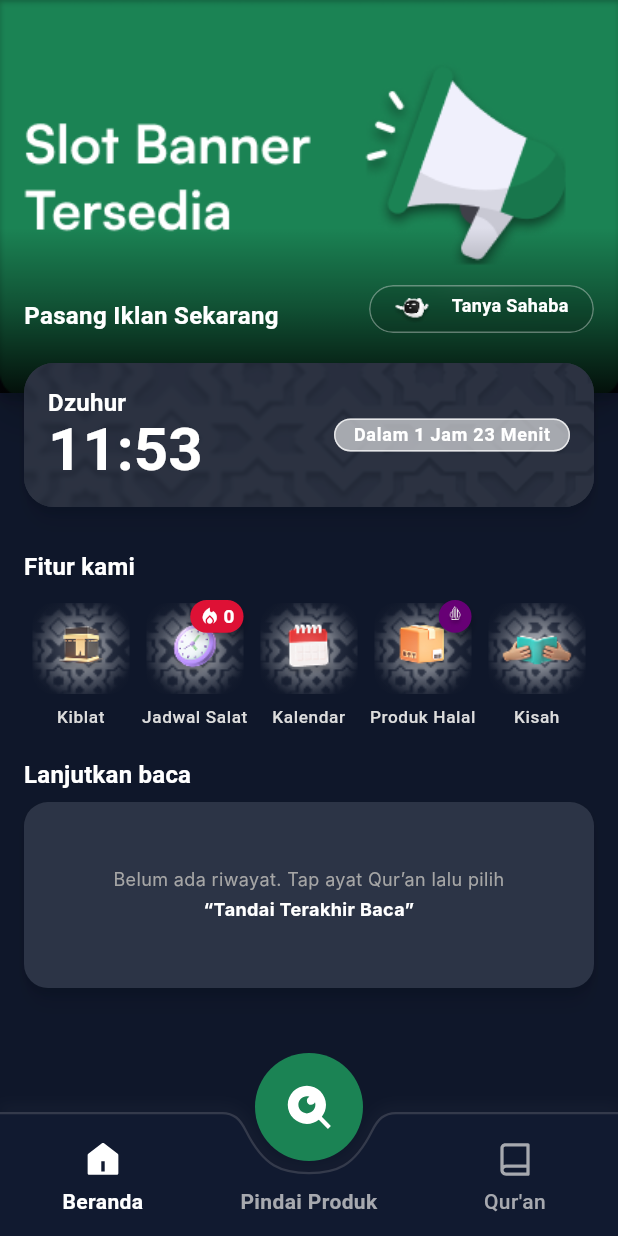
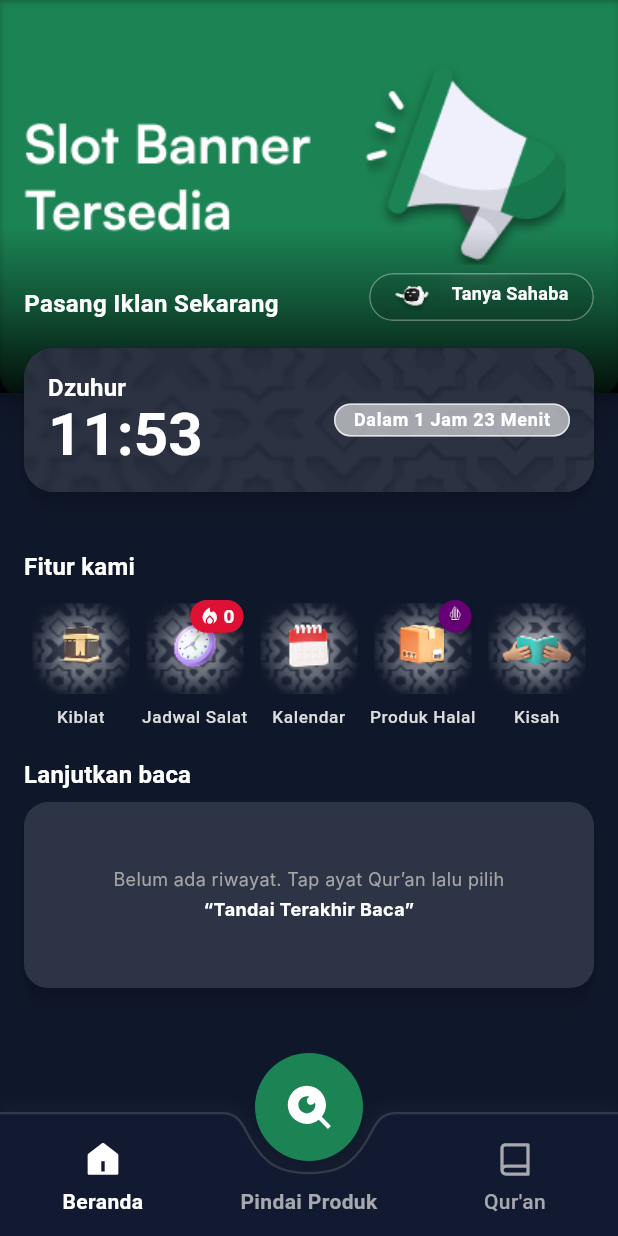
Before and after one commit to adampermana/shahaba_santri_mobile, a Flutter app: the screen it shows after launch, on a phone screen of 412 x 824 dp. Run offline on Flutter 3.47's test engine with Material 3 defaults, Android fonts, the phone set to English and light mode, and no system bars; drawn by our look-alikes of glass_kit; our stand-ins replace camera, connectivity_plus, dartz, device_info_plus, dio, firebase_core and 23 more; missing offline and left inert: alarm, google_mlkit_text_recognition; accounts and stored records are empty; generated files the repository leaves out were written again; network calls fail; Roboto replaces fonts that are missing (Inter, Synonym Variable); statements that could not run were skipped; project files that could hold a hidden picture were left out.

Commit message:
feat: Adjust layout and enhance 'Lihat Semua' button with icon; update positioning for carousel overlay

```diff
--- a/lib/presentation/screens/home/home_screen.dart
+++ b/lib/presentation/screens/home/home_screen.dart
@@ -82,7 +82,7 @@
                     0,
                   ),
                   Positioned(
-                    top: _maxCarouselHeight - 20,
+                    top: _maxCarouselHeight - 30,
                     left: 16,
                     right: 16,
                     child: _buildJadwalSholat(context),
@@ -752,13 +752,22 @@
                   onTap: () => context.push(
                     '$currentLocation/${RouterPath.listAllNewsPath}',
                   ),
-                  child: Text(
-                    'Lihat Semua',
-                    style: textTheme.bodyMedium?.copyWith(
-                      color: const Color(0xFFDDDDDD),
-                      fontSize: 14,
-                      fontWeight: FontWeight.w500,
-                    ),
+                  child: Row(
+                    children: [
+                      Text(
+                        'Lihat Semua',
+                        style: textTheme.bodyMedium?.copyWith(
+                          color: const Color(0xFFB39164),
+                          fontSize: 14,
+                          fontWeight: FontWeight.w500,
+                        ),
+                      ),
+                      const Icon(
+                        Icons.arrow_forward_ios_rounded,
+                        color: Color(0xFFB39164),
+                        size: 14,
+                      ),
+                    ],
                   ),
                 ),
               ],
@@ -982,7 +991,7 @@
           Positioned(
             left: 16,
             right: 16,
-            bottom: 40,
+            bottom: 48,
             child: _CarouselOverlayWidget(
               title: currentAd?.campaignName ?? 'Pasang Iklan Sekarang',
               currentIndex: _currentIndex,
```
